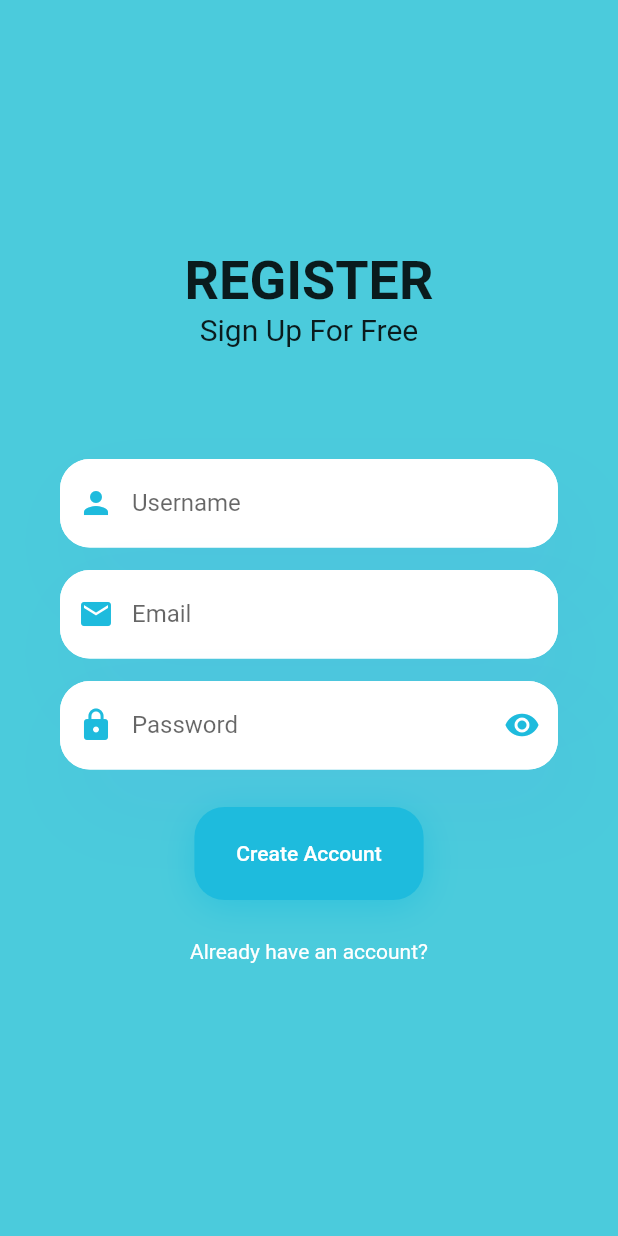
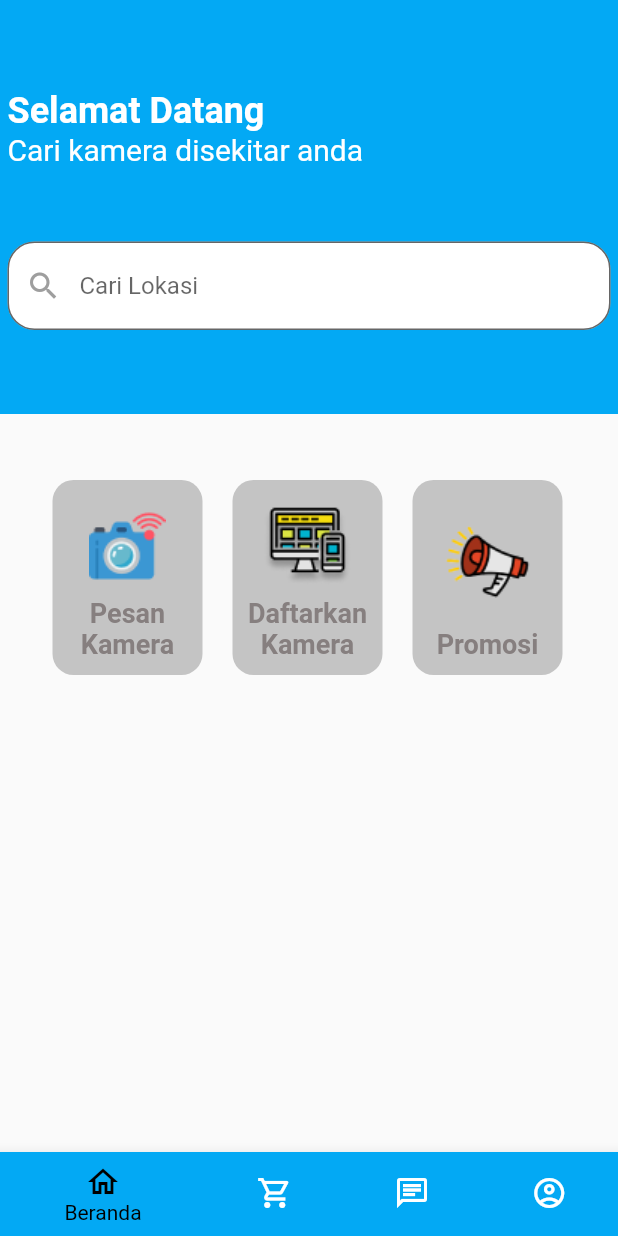
Before and after one commit to KrisnaCahya/PBM-A7, a Flutter app: the register screen opened directly, after a tap on "Create Account", on a phone screen of 412 x 824 dp. Run offline on Flutter 3.47's test engine with Material 2 defaults, Android fonts, the phone set to English and light mode, and no system bars.

Commit message:
menambahkan halaman beranda dan bottomnavbar

```diff
--- /dev/null
+++ b/lib/Beranda.dart
@@ -0,0 +1,152 @@
+import 'package:flutter/material.dart';
+
+class Beranda extends StatefulWidget {
+  const Beranda({Key? key}) : super(key: key);
+
+  @override
+  State<Beranda> createState() => _BerandaState();
+}
+
+class _BerandaState extends State<Beranda> {
+  @override
+  Widget build(BuildContext context) {
+    return Scaffold(
+      body: SafeArea(
+      child: Stack(
+        children: [
+          const SizedBox(),
+          Container(
+            height: 276,
+            color: Colors.lightBlue,
+            width: double.infinity,
+            padding: const EdgeInsets.fromLTRB(5, 60, 5, 0),
+            child: Column(
+              mainAxisAlignment: MainAxisAlignment.start,
+              crossAxisAlignment: CrossAxisAlignment.start,
+              children: [
+                const Text(
+                  'Selamat Datang',
+                  style: TextStyle(
+                    color: Colors.white,
+                    fontSize: 24.0,
+                    fontWeight: FontWeight.bold,
+                  ),
+                ),
+                const Text(
+                  'Cari kamera disekitar anda',
+                  style: TextStyle(
+                    color: Colors.white,
+                    fontSize: 20.0,
+                  ),
+                ),
+                const SizedBox(
+                  height: 50.0,
+                ),
+                TextField(
+                  decoration: InputDecoration(
+                    fillColor: Colors.white,
+                    filled: true,
+                    prefixIcon: Icon(Icons.search),
+                    hintText: "Cari Lokasi",
+                    prefixIconColor: Colors.grey,
+                    prefixStyle: const TextStyle(
+                        color: Colors.grey, fontWeight: FontWeight.w600),
+                    border: OutlineInputBorder(
+                        borderRadius: BorderRadius.circular(18)),
+                  ),
+                )
+              ],
+            ),
+          ),
+          Container(
+              child: Row(
+            children: [
+              Container(
+                  padding: EdgeInsets.all(10),
+                  height: 130,
+                  width: 100,
+                  margin: const EdgeInsets.fromLTRB(35, 320, 0, 0),
+                  decoration: BoxDecoration(
+                    color: Color(0xffC4C4C4),
+                    borderRadius: BorderRadius.circular(14),
+                  ),
+                  child: InkWell(
+                      onTap: () {},
+                      child: Column(
+                        children: const [
+                          Spacer(),
+                          Image(
+                            image: AssetImage("assets/images/psncam.png"),
+                          ),
+                          Spacer(),
+                          Text("Pesan Kamera",
+                              textAlign: TextAlign.center,
+                              style: TextStyle(
+                                  color: Color(0xff867F7F),
+                                  fontSize: 18.0,
+                                  fontWeight: FontWeight.w600)),
+                        ],
+                      ))),
+              Container(
+                  padding: EdgeInsets.all(10),
+                  height: 130,
+                  width: 100,
+                  margin: const EdgeInsets.fromLTRB(20, 320, 0, 0),
+                  decoration: BoxDecoration(
+                    color: Color(0xffC4C4C4),
+                    borderRadius: BorderRadius.circular(14),
+                  ),
+                  child: InkWell(
+                      onTap: () {},
+                      child: Column(
+                        children: const [
+                          Spacer(),
+                          Image(
+                            image: AssetImage(
+                              "assets/images/dftrcam.png",
+                            ),
+                          ),
+                          Spacer(),
+                          Text("Daftarkan Kamera",
+                              textAlign: TextAlign.center,
+                              style: TextStyle(
+                                  color: Color(0xff867F7F),
+                                  fontSize: 18.0,
+                                  fontWeight: FontWeight.w600)),
+                        ],
+                      ))),
+              Container(
+                  padding: EdgeInsets.all(10),
+                  height: 130,
+                  width: 100,
+                  margin: const EdgeInsets.fromLTRB(20, 320, 0, 0),
+                  decoration: BoxDecoration(
+                    color: Color(0xffC4C4C4),
+                    borderRadius: BorderRadius.circular(14),
+                  ),
+                  child: InkWell(
+                      onTap: () {},
+                      child: Column(
+                        children: const [
+                          Spacer(),
+                          Image(
+                            image: AssetImage("assets/images/promosi.png"),
+                          ),
+                          Spacer(),
+                          Text("Promosi",
+                              textAlign: TextAlign.center,
+                              style: TextStyle(
+                                  color: Color(0xff867F7F),
+                                  fontSize: 18.0,
+                                  fontWeight: FontWeight.w600)),
+                        ],
+                      ))),
+            ],
+          ))
+        ],
+      ),
+    ),
+
+    );
+  }
+}
--- a/lib/halaman_daftar.dart
+++ b/lib/halaman_daftar.dart
@@ -1,3 +1,4 @@
+import 'package:pbma7/navbar.dart';
 import 'package:pbma7/style/style.dart';
 import 'package:flutter/material.dart';
 import 'package:pbma7/halaman_login.dart';
@@ -25,7 +26,7 @@ class register extends StatelessWidget {
               SizedBox(height: 60),
               Container(
                 margin: const EdgeInsets.only(bottom: 15, top: 15),
-                decoration: BoxDecoration(
+                decoration: const BoxDecoration(
                   boxShadow: [
                     BoxShadow(
                       color: Color.fromRGBO(90, 108, 234, 0.07),
@@ -57,7 +58,7 @@ class register extends StatelessWidget {
               ),
               Container(
                 margin: const EdgeInsets.only(bottom: 15),
-                decoration: BoxDecoration(
+                decoration: const BoxDecoration(
                   boxShadow: [
                     BoxShadow(
                       color: Color.fromRGBO(90, 108, 234, 0.07),
@@ -89,7 +90,7 @@ class register extends StatelessWidget {
               ),
               Container(
                 margin: const EdgeInsets.only(bottom: 15),
-                decoration: BoxDecoration(
+                decoration: const BoxDecoration(
                   boxShadow: [
                     BoxShadow(
                       color: Color.fromRGBO(90, 108, 234, 0.07),
@@ -137,7 +138,16 @@ class register extends StatelessWidget {
                     'Create Account',
                     style: TextStyle(color: Colors.white),
                   ),
-                  onPressed: () {},
+                  onPressed: () {
+                    Navigator.push(
+                      context,
+                      MaterialPageRoute(
+                        builder: (_) {
+                          return Navbar();
+                        },
+                      ),
+                    );
+                  },
                 ),
               ),
               TextButton(
@@ -151,7 +161,7 @@ class register extends StatelessWidget {
                       ),
                     );
                   },
-                  child: Text(
+                  child: const Text(
                     'Already have an account?',
                     style: TextStyle(
                         fontSize: 14,
--- a/lib/main.dart
+++ b/lib/main.dart
@@ -6,7 +6,7 @@ void main() => runApp(new MyApp());
 class MyApp extends StatelessWidget {
   @override
   Widget build(BuildContext context) {
-    return MaterialApp(
+    return const MaterialApp(
       debugShowCheckedModeBanner: false,
       home: halamanutama(),
     );
--- /dev/null
+++ b/lib/navbar.dart
@@ -0,0 +1,67 @@
+import 'package:flutter/material.dart';
+import 'package:pbma7/Beranda.dart';
+import 'package:pbma7/akun.dart';
+import 'package:pbma7/chat.dart';
+import 'package:pbma7/pemesanan.dart';
+
+
+class Navbar extends StatefulWidget {
+  const Navbar({Key? key}) : super(key: key);
+
+  @override
+  State<Navbar> createState() => NavbarState();
+}
+
+class NavbarState extends State<Navbar> {
+  int _selectedIndex = 0;
+  static const TextStyle optionStyle =
+      TextStyle(fontSize: 30, fontWeight: FontWeight.bold);
+  static const List<Widget> _widgetOptions = <Widget>[
+    Beranda(),
+    Pemesanan(),
+    Chat(),
+    Akun()
+  ];
+
+  void _onItemTapped(int index) {
+    setState(() {
+      _selectedIndex = index;
+    });
+  }
+
+  @override
+  Widget build(BuildContext context) {
+    return Scaffold(
+      body: Center(
+        child: _widgetOptions.elementAt(_selectedIndex),
+      ),
+      bottomNavigationBar: BottomNavigationBar(
+        items: const <BottomNavigationBarItem>[
+          BottomNavigationBarItem(
+            icon: Icon(Icons.home_outlined),
+            label: 'Beranda',
+            backgroundColor: Colors.lightBlue,
+          ),
+          BottomNavigationBarItem(
+            icon: Icon(Icons.shopping_cart_outlined),
+            label: 'Pemesanan',
+            backgroundColor: Colors.lightBlue,
+          ),
+          BottomNavigationBarItem(
+            icon: Icon(Icons.chat_outlined),
+            label: 'Chat',
+            backgroundColor: Colors.lightBlue,
+          ),
+          BottomNavigationBarItem(
+            icon: Icon(Icons.account_circle_outlined),
+            label: 'Akun',
+            backgroundColor: Colors.lightBlue,
+          ),
+        ],
+        currentIndex: _selectedIndex,
+        selectedItemColor: Colors.black,
+        onTap: _onItemTapped,
+      ),
+    );
+  }
+}
--- a/pubspec.yaml
+++ b/pubspec.yaml
@@ -61,6 +61,7 @@ flutter:
   assets:
     - assets/images/background.png
     - assets/images/RCM_Logo.png
+    - assets/images/
   #   - images/a_dot_ham.jpeg
 
   # An image asset can refer to one or more resolution-specific "variants", see
```
Also changed, not shown: lib/Akun.dart (added, +26 -0 lines), lib/Chat.dart (added, +26 -0 lines), lib/Pemesanan.dart (added, +26 -0 lines), lib/halaman_login.dart (+12 -2 lines), assets/images/dftrcam.png (added), assets/images/promosi.png (added), assets/images/psncam.png (added), 1 other file.
